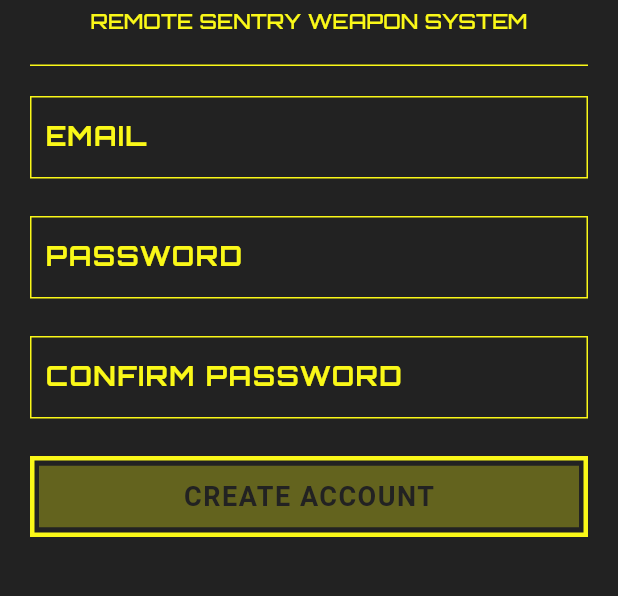
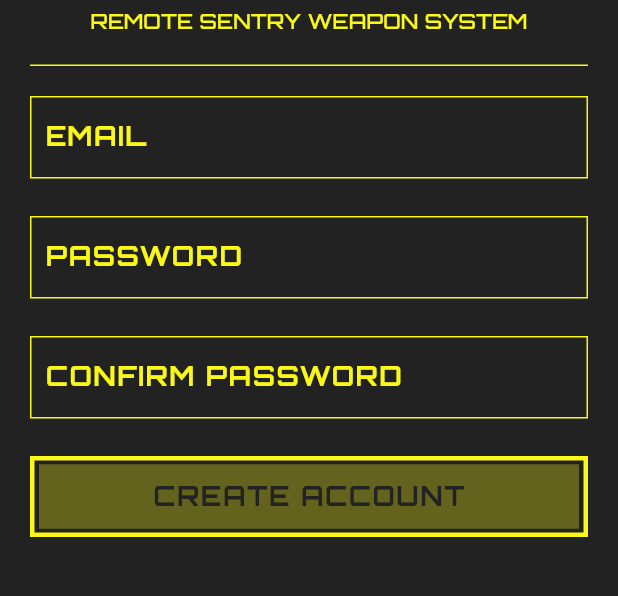
Before and after one commit to scarnett/defender, a Flutter app: the SignupView screen opened directly, on a phone screen of 412 x 824 dp, the part 168-764 px from its top. Run offline on Flutter 3.47's test engine with Material 2 defaults, Android fonts, the phone set to English and light mode, and no system bars; our stand-ins replace bloc, cloud_firestore, equatable, firebase_auth, firebase_core, flutter_bloc and 4 more; missing offline and left inert: flow_builder; accounts and stored records are empty; generated files the repository leaves out were written again.

Commit message:
font fixes

```diff
--- a/lib/app/app_theme.dart
+++ b/lib/app/app_theme.dart
@@ -22,7 +22,8 @@ class ButtonStyles {
           ),
         ),
         textStyle: MaterialStateProperty.all(
-          const TextStyle(
+          TextStyle(
+            fontFamily: AppTheme.fontFamily,
             fontSize: 18.0,
             fontWeight: FontWeight.w700,
             letterSpacing: 1.0,
@@ -102,12 +103,14 @@ ThemeData appThemeData = ThemeData(
   textTheme: TextTheme(
     titleMedium: TextStyle(
       color: AppTheme.primaryColor,
+      fontFamily: AppTheme.fontFamily,
       fontSize: 28.0,
       fontWeight: FontWeight.w700,
       letterSpacing: 1.0,
     ),
     titleSmall: TextStyle(
       color: AppTheme.primaryColor,
+      fontFamily: AppTheme.fontFamily,
     ),
   ),
   textSelectionTheme: TextSelectionThemeData(
```
